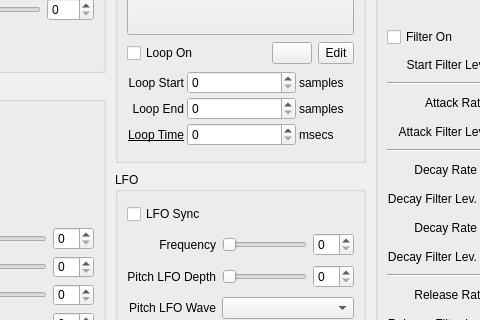
This is src/osbgui/ProgramEditor.ui in dakrk/manatools as Qt 5 draws it before an edit; both pictures show x 155 to 635 and y 128 to 448 of the 800 by 580 pixel window. The edited form follows.
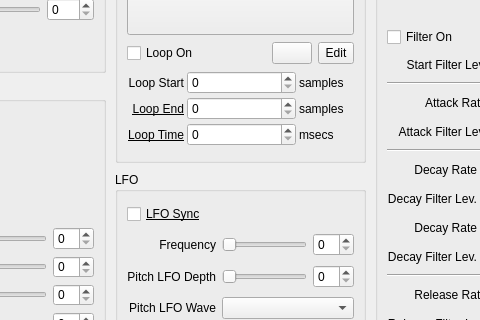
This is the edited form. Icons and pictures are not drawn. Custom widgets are drawn as their Qt base class.

```diff
--- a/src/osbgui/ProgramEditor.ui
+++ b/src/osbgui/ProgramEditor.ui
@@ -312,6 +312,14 @@
     </item>
     <item row="0" column="0" colspan="3">
      <widget class="QCheckBox" name="checkLFOSync">
+      <property name="font">
+       <font>
+        <underline>true</underline>
+       </font>
+      </property>
+      <property name="toolTip">
+       <string>If set, the LFO phase is reset at the start of each loop.</string>
+      </property>
       <property name="text">
        <string>LFO Sync</string>
       </property>
@@ -1106,6 +1114,14 @@
       </item>
       <item row="1" column="0">
        <widget class="QLabel" name="lblLoopEnd">
+        <property name="font">
+         <font>
+          <underline>true</underline>
+         </font>
+        </property>
+        <property name="toolTip">
+         <string>Serves as tone length, even with looping disabled.</string>
+        </property>
         <property name="text">
          <string>Loop End</string>
         </property>
```
